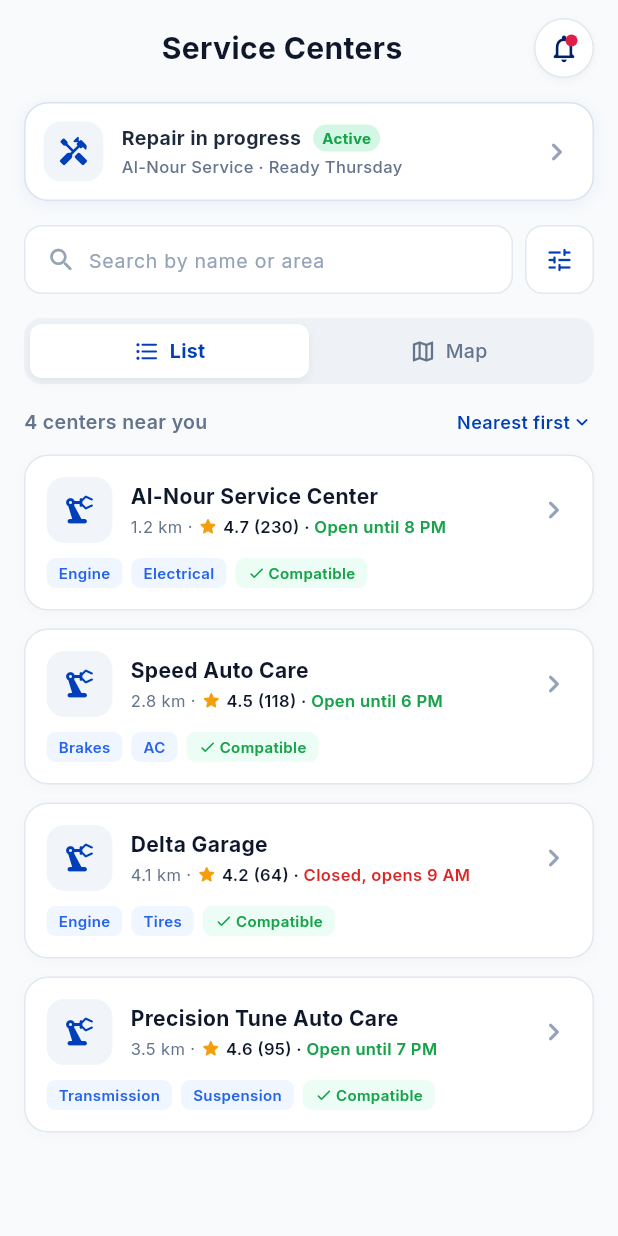
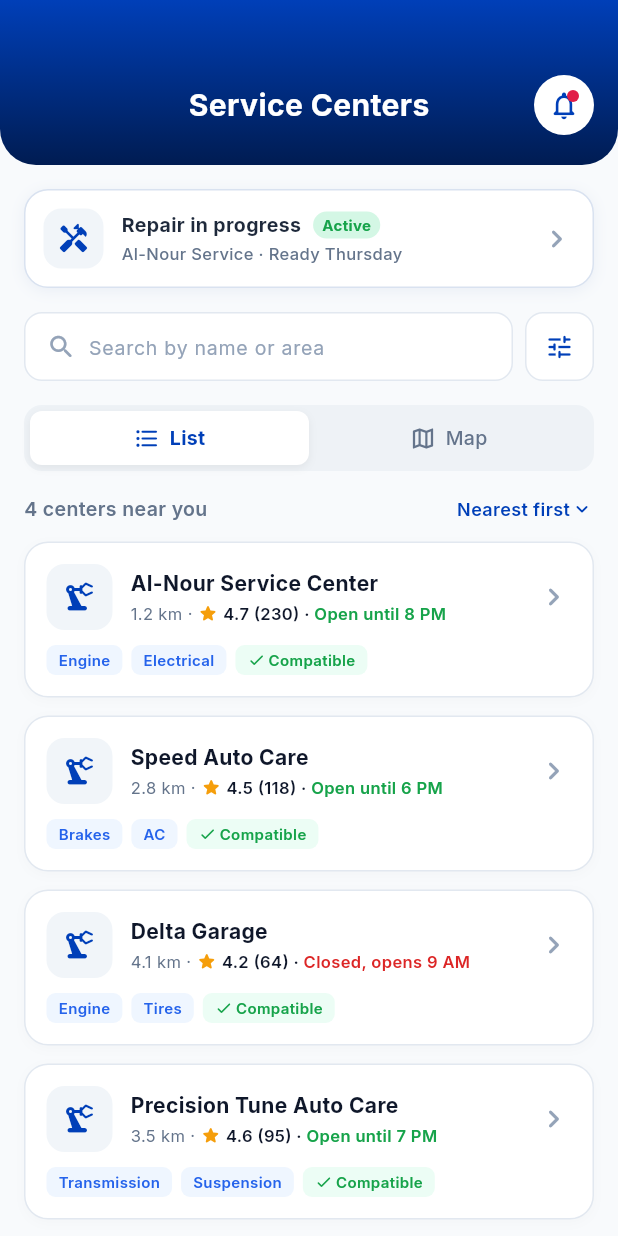
Before and after one commit to dev-momensalman/OBD, a Flutter app: the _ServiceCentersView screen opened directly, on a phone screen of 412 x 824 dp. Run offline on Flutter 3.47's test engine with Material 3 defaults, Android fonts, the phone set to English and light mode, and no system bars; our stand-ins replace audioplayers, equatable, flutter_bloc, flutter_svg, get_it, google_fonts and 1 more; accounts and stored records are empty.

Commit message:
style(workshops): align service centers header with figma dark blue curved design

```diff
--- a/lib/features/workshops/presentation/pages/service_centers_page.dart
+++ b/lib/features/workshops/presentation/pages/service_centers_page.dart
@@ -46,57 +46,62 @@ class _ServiceCentersViewState extends State<_ServiceCentersView> {
   Widget build(BuildContext context) {
     return Scaffold(
       backgroundColor: const Color(0xFFF8FAFC),
-      body: SafeArea(
-        bottom: false,
-        child: SingleChildScrollView(
+      body: SingleChildScrollView(
         physics: const BouncingScrollPhysics(),
-          padding: const EdgeInsets.symmetric(horizontal: 16),
         child: Column(
           crossAxisAlignment: CrossAxisAlignment.stretch,
           children: [
-              const SizedBox(height: 12),
-
-              // 1. Top Header Row: Back / Title / Notification Bell (Figma Node 404:3383)
-              Row(
+            // 1. Top Curved Blue Header (matching Figma Node 404:3383)
+            Container(
+              width: double.infinity,
+              padding: const EdgeInsets.only(top: 50, bottom: 20, left: 16, right: 16),
+              decoration: const BoxDecoration(
+                gradient: LinearGradient(
+                  begin: Alignment.topCenter,
+                  end: Alignment.bottomCenter,
+                  colors: [
+                    Color(0xFF003FB8), // Royal Blue
+                    Color(0xFF001C52), // Marine Navy
+                  ],
+                ),
+                borderRadius: BorderRadius.only(
+                  bottomLeft: Radius.circular(24),
+                  bottomRight: Radius.circular(24),
+                ),
+              ),
+              child: Row(
                 mainAxisAlignment: MainAxisAlignment.spaceBetween,
                 children: [
                   if (widget.onBack != null)
                     IconButton(
                       icon: const Icon(Icons.arrow_back_ios_new_rounded,
-                          color: Color(0xFF0F172A), size: 20),
+                          color: Colors.white, size: 20),
                       onPressed: widget.onBack,
                     )
                   else
-                    const SizedBox(width: 4),
+                    const SizedBox(width: 40),
                   Text(
                     'Service Centers',
                     style: GoogleFonts.inter(
                       fontSize: 20,
                       fontWeight: FontWeight.bold,
-                      color: const Color(0xFF0F172A),
+                      color: Colors.white,
                     ),
                   ),
                   Container(
                     width: 40,
                     height: 40,
-                    decoration: BoxDecoration(
+                    decoration: const BoxDecoration(
                       shape: BoxShape.circle,
                       color: Colors.white,
-                      border: Border.all(color: const Color(0xFFE2E8F0)),
-                      boxShadow: [
-                        BoxShadow(
-                          color: Colors.black.withValues(alpha: 0.04),
-                          blurRadius: 4,
-                          offset: const Offset(0, 2),
-                        ),
-                      ],
                     ),
                     child: Stack(
                       alignment: Alignment.center,
                       children: [
                         IconButton(
+                          padding: EdgeInsets.zero,
                           icon: const Icon(Icons.notifications_none_rounded,
-                              color: Color(0xFF002264), size: 22),
+                              color: Color(0xFF003FB8), size: 22),
                           onPressed: () {
                             Navigator.of(context).pushNamed(AppRoutes.notifications);
                           },
@@ -118,6 +123,13 @@ class _ServiceCentersViewState extends State<_ServiceCentersView> {
                   ),
                 ],
               ),
+            ),
+
+            Padding(
+              padding: const EdgeInsets.symmetric(horizontal: 16),
+              child: Column(
+                crossAxisAlignment: CrossAxisAlignment.stretch,
+                children: [
                   const SizedBox(height: 16),
 
                   // 2. Active Repair Progress Banner (Figma Node 404:3388)
@@ -450,11 +462,13 @@ class _ServiceCentersViewState extends State<_ServiceCentersView> {
                   return const SizedBox.shrink();
                 },
               ),
+            ],
+          ),
+        ),
 
         // Space for bottom nav bar
         const SizedBox(height: 120),
       ],
-          ),
     ),
   ),
 );
```
Lines whose indentation alone changed are shown as unchanged.
